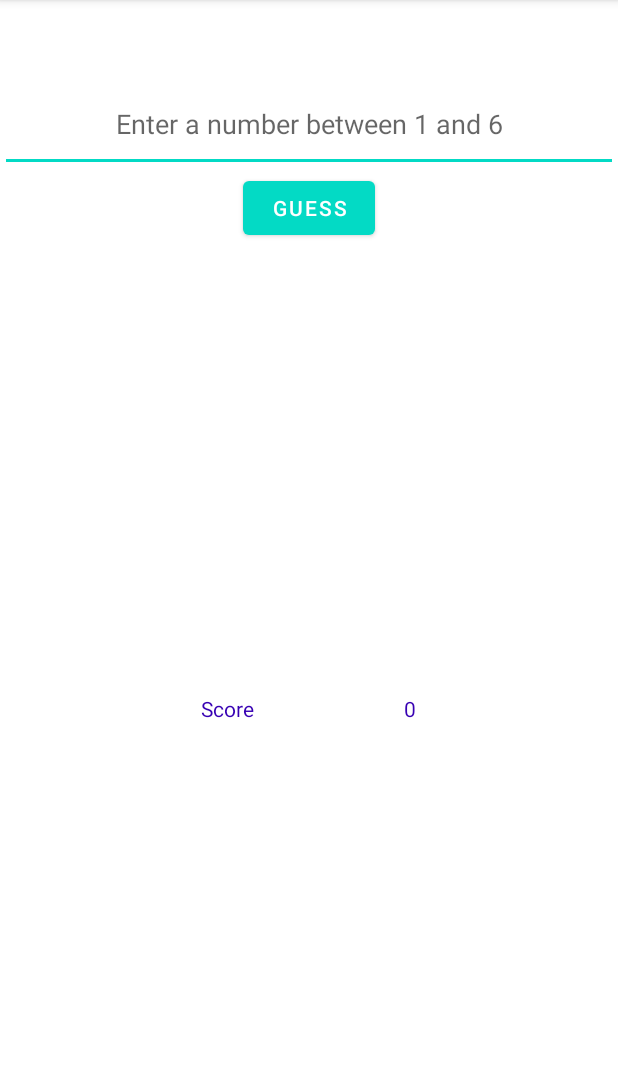
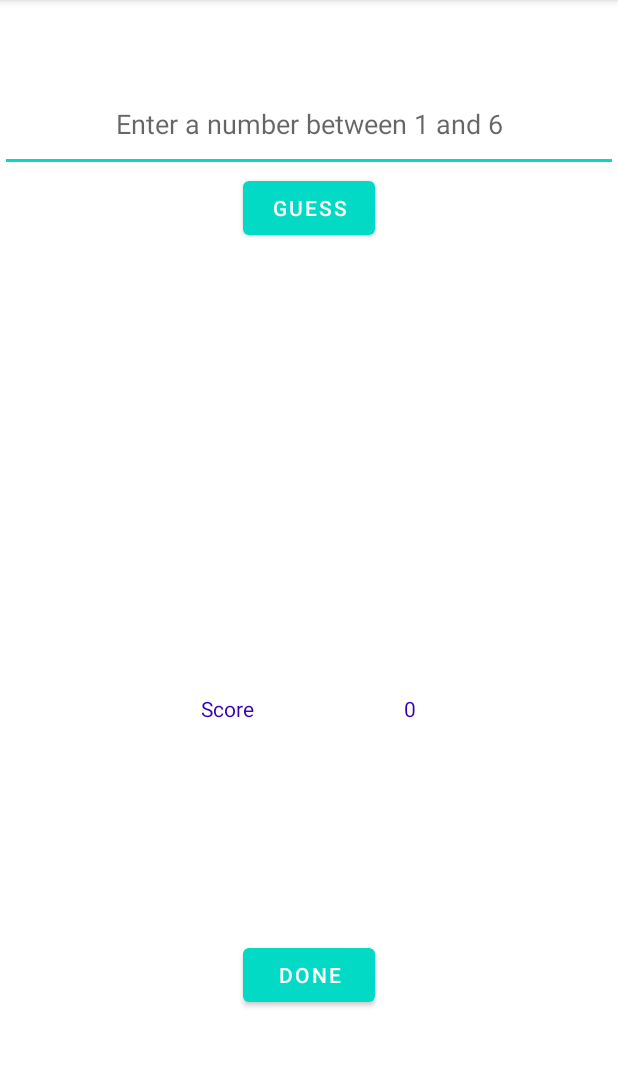
Before and after one commit to pgmpofu/dice_roller, an Android app: the screen it shows after launch (GuessByText), after a tap on an icon or button, on a phone screen of 412 x 824 dp, the part 84-1151 px from its top. Run offline under Robolectric (Android 15) with nearby library versions, the phone set to English and light mode, and no system bars; our stand-ins replace Room's generated code; 1 statement that could not run was skipped.

Commit message:
Add persistence to keep track of scores

```diff
--- /dev/null
+++ b/app/src/main/java/com/ai/diceroller/database/AppDatabase.kt
@@ -0,0 +1,11 @@
+package com.ai.diceroller.database
+
+import androidx.room.Database
+import androidx.room.RoomDatabase
+import com.ai.diceroller.model.Score
+
+@Database(entities = [Score::class], version = 1)
+abstract class AppDatabase: RoomDatabase() {
+
+    abstract fun scoreDao(): ScoreDao
+}
--- /dev/null
+++ b/app/src/main/java/com/ai/diceroller/database/ScoreDao.kt
@@ -0,0 +1,16 @@
+package com.ai.diceroller.database
+
+import androidx.room.Dao
+import androidx.room.Query
+import androidx.room.Update
+import com.ai.diceroller.model.Score
+
+@Dao
+interface ScoreDao {
+
+    @Query("SELECT * FROM Score")
+    fun getAll(): List<Score>
+
+    @Update
+    fun update(vararg score: Score)
+}
--- a/app/src/main/java/com/ai/diceroller/ui/GuessByText.kt
+++ b/app/src/main/java/com/ai/diceroller/ui/GuessByText.kt
@@ -4,20 +4,36 @@ import android.os.Bundle
 import android.text.Editable
 import android.widget.Toast.*
 import androidx.appcompat.app.AppCompatActivity
+import androidx.room.Room
 import com.ai.diceroller.R
+import com.ai.diceroller.database.AppDatabase
+import com.ai.diceroller.database.ScoreDao
 import kotlinx.android.synthetic.main.activity_guess_by_text.*
+import kotlinx.android.synthetic.main.activity_guess_by_text.diceImage
+import kotlinx.android.synthetic.main.activity_guess_by_text.scoreValue
+import kotlinx.android.synthetic.main.activity_guess_by_voice.*
 import java.lang.NumberFormatException
 import java.util.*
 
 class GuessByText : AppCompatActivity() {
-//    var validInput:Boolean = false
+
+    private lateinit var scoreDb : AppDatabase
+    private lateinit var scoreDao: ScoreDao
 
     override fun onCreate(savedInstanceState: Bundle?) {
         super.onCreate(savedInstanceState)
         setContentView(R.layout.activity_guess_by_text)
         scoreValue.text = 0.toString()
+
+        scoreDb = Room.databaseBuilder(this, AppDatabase::class.java, "database-name").build()
+        scoreDao = scoreDb.scoreDao()
+
         guessButton.setOnClickListener {
                 guess()
+        }
+
+        done_button.setOnClickListener{
+            finish()
         }
     }
 
@@ -39,8 +55,10 @@ class GuessByText : AppCompatActivity() {
                 makeText(applicationContext, R.string.correct_guess, LENGTH_LONG).show()
                 scoreValue.text = Editable.Factory.getInstance().newEditable(
                     scoreValue.text.toString()
-                        .toInt().plus(1).toString()
-                )
+                        .toInt().plus(1).toString())
+                var score = scoreDao.getAll()[0]
+                score.value?.plus(1)
+                scoreDao.update(score)
             } else {
                 makeText(applicationContext, R.string.incorrect_guess, LENGTH_LONG).show()
             }
--- a/app/src/main/java/com/ai/diceroller/ui/MainActivity.kt
+++ b/app/src/main/java/com/ai/diceroller/ui/MainActivity.kt
@@ -5,14 +5,28 @@ import android.os.Bundle
 import android.speech.RecognizerIntent
 import android.widget.Toast
 import androidx.appcompat.app.AppCompatActivity
+import androidx.room.Room
 import com.ai.diceroller.R
+import com.ai.diceroller.database.AppDatabase
+import com.ai.diceroller.database.ScoreDao
+import com.ai.diceroller.model.Score
+import kotlinx.android.synthetic.main.activity_guess_by_voice.*
 import kotlinx.android.synthetic.main.activity_main.*
 
 class MainActivity : AppCompatActivity() {
 
+    private lateinit var scoreDb : AppDatabase
+    private lateinit var scoreDao: ScoreDao
+
     override fun onCreate(savedInstanceState: Bundle?) {
         super.onCreate(savedInstanceState)
         setContentView(R.layout.activity_main)
+
+        scoreDb = Room.databaseBuilder(this, AppDatabase::class.java, "database-name").build()
+        scoreDao = scoreDb.scoreDao()
+
+        val currentScores : List<Score> = scoreDao.getAll()
+        currentScores[0].toString().also { scoreValue.text = it }
 
         editImage.setOnClickListener{
             var guessByText = Intent(this, GuessByText::class.java)
--- a/app/src/main/res/layout/activity_guess_by_text.xml
+++ b/app/src/main/res/layout/activity_guess_by_text.xml
@@ -41,33 +41,43 @@
         android:contentDescription="@string/dice_img_desc" />
 
     <LinearLayout
+        android:id="@+id/linearLayout2"
         android:layout_width="match_parent"
         android:layout_height="wrap_content"
+        android:gravity="center"
         android:orientation="horizontal"
-        app:layout_constraintTop_toBottomOf="@id/diceImage"
+        android:textAlignment="center"
+        app:layout_constraintEnd_toEndOf="@id/diceImage"
         app:layout_constraintStart_toStartOf="@id/diceImage"
-        app:layout_constraintEnd_toEndOf="@id/diceImage"
-        android:textAlignment="center"
-        android:gravity="center">
+        app:layout_constraintTop_toBottomOf="@id/diceImage">
 
         <TextView
-        android:id="@+id/scoreTitle"
-        android:layout_width="wrap_content"
-        android:layout_height="wrap_content"
-        android:textColor="@color/purple_700"
-        android:text="@string/score"
-        android:textAlignment="center"
-        android:padding="50dp"/>
+            android:id="@+id/scoreTitle"
+            android:layout_width="wrap_content"
+            android:layout_height="wrap_content"
+            android:padding="50dp"
+            android:text="@string/score"
+            android:textAlignment="center"
+            android:textColor="@color/purple_700" />
 
         <TextView
             android:id="@+id/scoreValue"
             android:layout_width="wrap_content"
             android:layout_height="wrap_content"
-            android:textColor="@color/purple_700"
-            android:text="@string/score_value"
+            android:padding="50dp"
             android:textAlignment="center"
-            android:padding="50dp"/>
+            android:textColor="@color/purple_700" />
 
     </LinearLayout>
 
+    <Button
+        android:id="@+id/done_button"
+        android:layout_width="wrap_content"
+        android:layout_height="wrap_content"
+        android:text="@string/done_button"
+        app:layout_constraintBottom_toBottomOf="parent"
+        app:layout_constraintEnd_toEndOf="parent"
+        app:layout_constraintStart_toStartOf="parent"
+        app:layout_constraintTop_toBottomOf="@+id/linearLayout2" />
+
 </androidx.constraintlayout.widget.ConstraintLayout>
--- a/app/src/main/res/layout/activity_guess_by_voice.xml
+++ b/app/src/main/res/layout/activity_guess_by_voice.xml
@@ -16,7 +16,6 @@
         android:contentDescription="@string/dice_img_desc"
         app:layout_constraintEnd_toEndOf="parent"
         app:layout_constraintStart_toStartOf="parent"
-        app:layout_constraintTop_toBottomOf="@id/guessButton"
         app:srcCompat="@drawable/empty_dice" />
 
     <LinearLayout
@@ -44,7 +43,6 @@
             android:layout_width="wrap_content"
             android:layout_height="wrap_content"
             android:padding="50dp"
-            android:text="@string/score_value"
             android:textAlignment="center"
             android:textColor="@color/purple_700"/>
     </LinearLayout>
--- a/build.gradle
+++ b/build.gradle
@@ -6,7 +6,7 @@ buildscript {
         jcenter()
     }
     dependencies {
-        classpath "com.android.tools.build:gradle:4.1.0"
+        classpath 'com.android.tools.build:gradle:4.1.2'
         classpath "org.jetbrains.kotlin:kotlin-gradle-plugin:$kotlin_version"
 
         // NOTE: Do not place your application dependencies here; they belong
```
Also changed, not shown: app/build.gradle (+14 -0 lines), app/src/main/java/com/ai/diceroller/model/Score.kt (added, +17 -0 lines), app/src/main/java/com/ai/diceroller/ui/GuessByVoice.kt (+13 -8 lines), gradle/wrapper/gradle-wrapper.properties.
